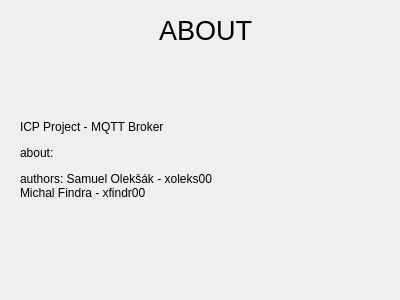
First picture: the form in src/helpdialog.ui, repository leSamo/ICP, before the edit.
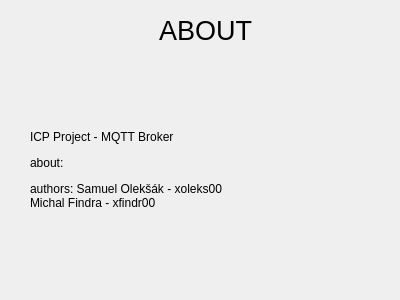
Second picture: the form after the edit.

Diff of the .ui file:
```diff
--- a/src/helpdialog.ui
+++ b/src/helpdialog.ui
@@ -40,8 +40,8 @@
   <widget class="QLabel" name="label_2">
    <property name="geometry">
     <rect>
-     <x>20</x>
-     <y>60</y>
+     <x>30</x>
+     <y>70</y>
      <width>341</width>
      <height>201</height>
     </rect>
```
Left out of the diff: 1 changed line with no effect on the pictures.
